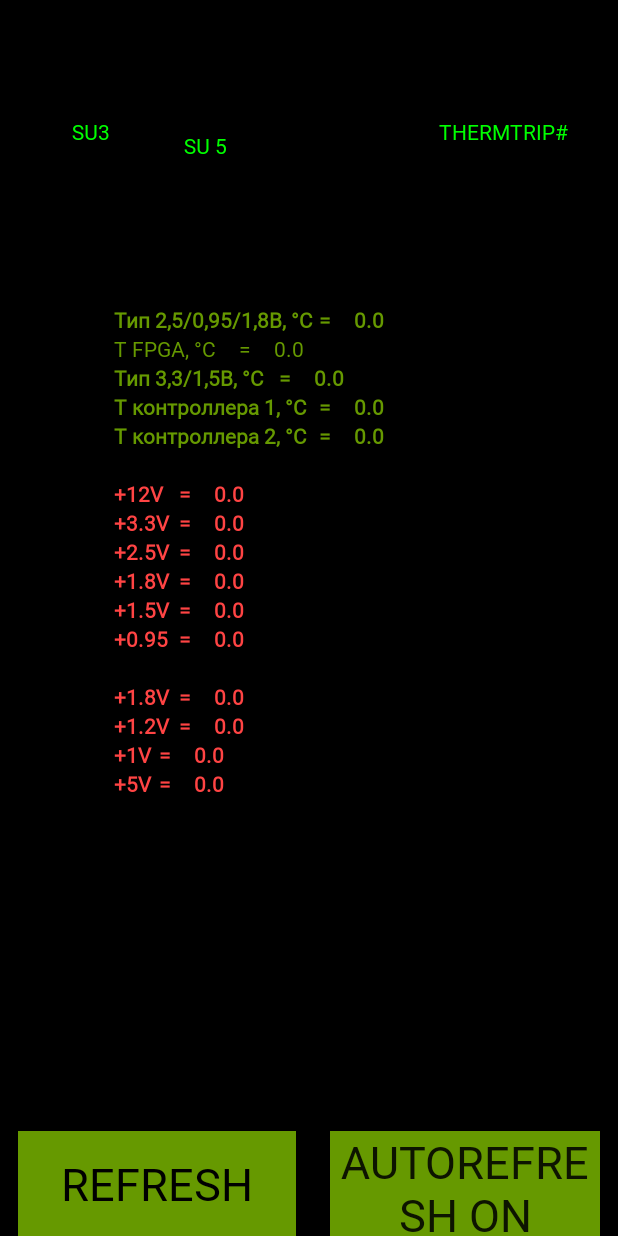
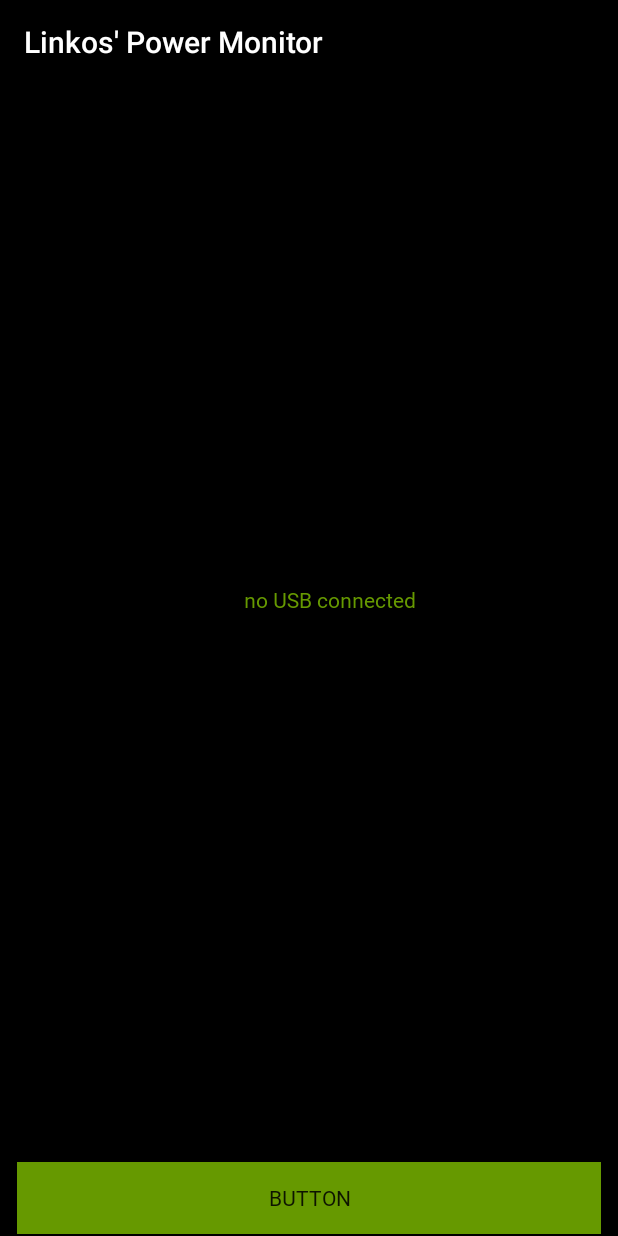
Before and after one commit to sergioleko/Power_Monitor, an Android app: the shower screen opened directly, with no data from a screen before it, after a tap on "REFRESH", on a phone screen of 412 x 824 dp. Run offline under Robolectric (Android 15) with nearby library versions, the phone set to English and light mode, and no system bars.

Commit message:
error page

```diff
--- /dev/null
+++ b/app/src/main/java/ru/sergioleko/usboncemore/ErrorWindow.java
@@ -0,0 +1,19 @@
+package ru.sergioleko.usboncemore;
+
+import android.content.Intent;
+import android.support.v7.app.AppCompatActivity;
+import android.os.Bundle;
+import android.view.View;
+
+public class ErrorWindow extends AppCompatActivity {
+
+    @Override
+    protected void onCreate(Bundle savedInstanceState) {
+        super.onCreate(savedInstanceState);
+        setContentView(R.layout.activity_error_window);
+    }
+    public void restart (View view) {
+        Intent retryIntent = new Intent(this, MainActivity.class);
+        startActivity(retryIntent);
+    }
+}
--- a/app/src/main/java/ru/sergioleko/usboncemore/shower.java
+++ b/app/src/main/java/ru/sergioleko/usboncemore/shower.java
@@ -1,8 +1,10 @@
 package ru.sergioleko.usboncemore;
 
 import android.content.Context;
+import android.content.Intent;
 import android.graphics.Color;
 import android.graphics.Typeface;
+import android.hardware.usb.UsbAccessory;
 import android.hardware.usb.UsbDevice;
 import android.hardware.usb.UsbDeviceConnection;
 import android.hardware.usb.UsbEndpoint;
@@ -70,6 +72,9 @@ public class shower extends AppCompatActivity {
 
 
     public void startReader() {
+        UsbManager usbmanager = (UsbManager) getSystemService(Context.USB_SERVICE);
+        UsbAccessory[] listik = usbmanager.getAccessoryList();
+        if (listik != null) {
             byte[] bytes = new byte[64];
             List<Float> dataList = new ArrayList<Float>();
             // TextView text = findViewById(R.id.showerText);
@@ -77,17 +82,17 @@ public class shower extends AppCompatActivity {
             CheckBox su5 = (CheckBox) findViewById(R.id.checkBox);
             CheckBox thrm = (CheckBox) findViewById(R.id.checkBox2);
             //Button refreshButton = findViewById(R.id.refreshButtonShower);
-        UsbManager usbmanager = (UsbManager) getSystemService(Context.USB_SERVICE);
-        if (usbmanager != null) {
+            //UsbManager usbmanager = (UsbManager) getSystemService(Context.USB_SERVICE);
+
                 HashMap<String, UsbDevice> deviceList = usbmanager.getDeviceList();
                 Set<String> keys = deviceList.keySet();
                 Object[] keysArr = keys.toArray();
-            assert keysArr != null;
+               // assert keysArr != null;
                 String lfkey = keysArr[0].toString();
                 UsbDevice device = deviceList.get(lfkey);
 
 
-            assert device != null;
+                //assert device != null;
                 UsbInterface intf = device.getInterface(0);
                 UsbEndpoint endpoint = intf.getEndpoint(0);
                 UsbDeviceConnection connection = usbmanager.openDevice(device);
@@ -151,7 +156,12 @@ public class shower extends AppCompatActivity {
                 //text.setText(String.valueOf(dataList.size()));
 
 
+
         }
+
+    else {
+            Intent errorPageIntent = new Intent(this, ErrorWindow.class);
+            startActivity(errorPageIntent);}
     }
 
     public void refresher(View view) {
--- /dev/null
+++ b/app/src/main/res/layout/activity_error_window.xml
@@ -0,0 +1,44 @@
+<?xml version="1.0" encoding="utf-8"?>
+<android.support.constraint.ConstraintLayout xmlns:android="http://schemas.android.com/apk/res/android"
+    xmlns:app="http://schemas.android.com/apk/res-auto"
+    xmlns:tools="http://schemas.android.com/tools"
+    android:layout_width="match_parent"
+    android:layout_height="match_parent"
+    android:background="@color/colorPrimary"
+    tools:context="ru.sergioleko.usboncemore.ErrorWindow">
+
+    <TextView
+        android:id="@+id/textView15"
+        android:layout_width="wrap_content"
+        android:layout_height="wrap_content"
+        android:layout_marginTop="160dp"
+        android:layout_marginBottom="8dp"
+        android:fontFamily="@font/terminus"
+        android:text="@string/crit_error"
+        android:textColor="@color/colorAccent"
+        app:layout_constraintBottom_toBottomOf="parent"
+        app:layout_constraintEnd_toEndOf="parent"
+        app:layout_constraintHorizontal_bias="0.546"
+        app:layout_constraintStart_toStartOf="parent"
+        app:layout_constraintTop_toTopOf="parent"
+        app:layout_constraintVertical_bias="0.3" />
+
+    <Button
+        android:id="@+id/button3"
+        android:layout_width="389dp"
+        android:layout_height="wrap_content"
+        android:layout_marginStart="8dp"
+        android:layout_marginTop="8dp"
+        android:layout_marginEnd="8dp"
+        android:background="@color/colorAccent"
+        android:fontFamily="@font/terminus"
+        android:onClick="restart"
+        android:text="Button"
+        app:layout_constraintBottom_toBottomOf="parent"
+        app:layout_constraintEnd_toEndOf="parent"
+        app:layout_constraintHorizontal_bias="0.476"
+        app:layout_constraintStart_toStartOf="parent"
+        app:layout_constraintTop_toTopOf="parent"
+        app:layout_constraintVertical_bias="0.998"
+        tools:text="@string/retry_button" />
+</android.support.constraint.ConstraintLayout>
--- a/app/src/main/res/values/strings.xml
+++ b/app/src/main/res/values/strings.xml
@@ -12,4 +12,6 @@
     <string name="voltages">Voltages:</string>
     <string name="temps">Temperatures:</string>
     <string name="minorV">Minor Voltages:</string>
+    <string name="crit_error">no USB connected</string>
+    <string name="retry_button">Retry</string>
 </resources>
```
Also changed, not shown: app/src/main/AndroidManifest.xml (+12 -3 lines), app/src/main/java/ru/sergioleko/usboncemore/MainActivity.java (+18 -7 lines), app/src/main/java/ru/sergioleko/usboncemore/USBinfo.java (+13 -4 lines), app/build.gradle (line endings or trailing spaces). Lines whose indentation alone changed are shown as unchanged.
